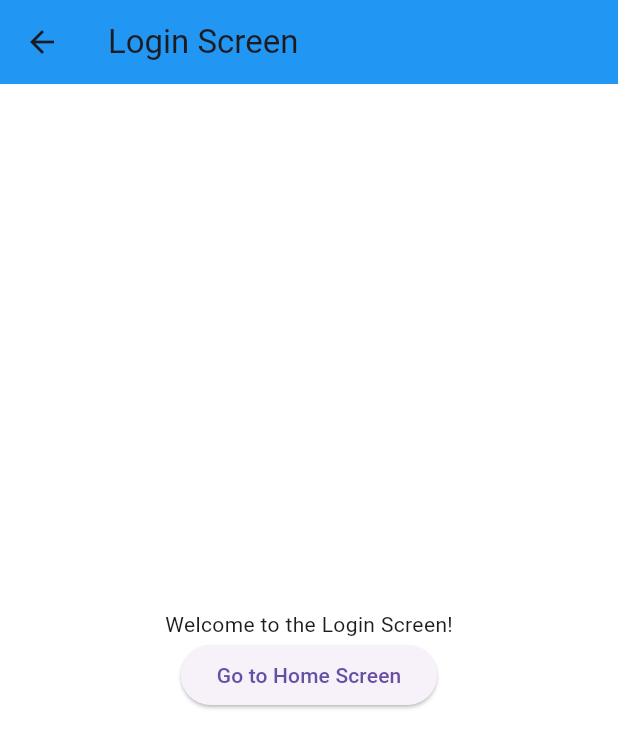
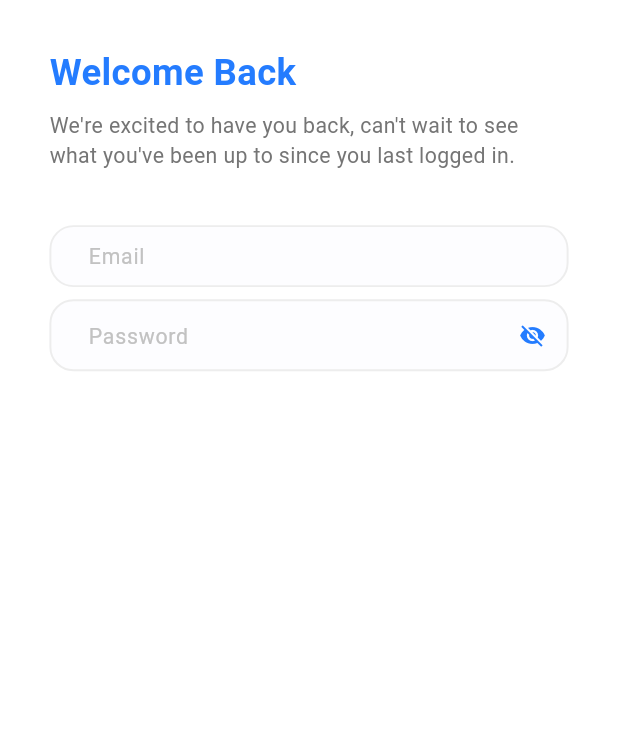
Before and after one commit to AhmedYasserTaha/docdoc_app, a Flutter app: the screen it shows after launch, after a tap on "Get Started", on a phone screen of 412 x 824 dp. Shown: the top 748 px of the screen. Run offline on Flutter 3.47's test engine with Material 3 defaults, Android fonts, the phone set to English and light mode, and no system bars; our stand-ins replace flutter_screenutil, flutter_svg; Roboto replaces fonts that are missing (Poppins).

Commit message:
app text form feild

```diff
--- /dev/null
+++ b/lib/core/helper/spacing.dart
@@ -0,0 +1,5 @@
+import 'package:flutter/material.dart';
+import 'package:flutter_screenutil/flutter_screenutil.dart';
+
+SizedBox verticalSpace(double height) => SizedBox(height: height.h);
+SizedBox horizontalSpace(double width) => SizedBox(height: width.w);
--- a/lib/core/theme/colors.dart
+++ b/lib/core/theme/colors.dart
@@ -2,6 +2,9 @@ import 'dart:ui';
 
 class ColorsManeger {
   static const Color primaryColor = Color(0xFF247cff);
-  static const Color grayColor = Color(0xff757575);
-  static const Color accentColor = Color(0xfff50057);
+  static const Color gray = Color(0xff757575);
+  static const Color lightGrey = Color(0xffC2C2C2);
+  static const Color lighterGrey = Color(0xffededed);
+  static const Color darkBlue = Color(0xff242424);
+  static const Color moreLightGrey = Color(0xffFDFDFF);
 }
--- /dev/null
+++ b/lib/core/theme/font_waight.dart
@@ -0,0 +1,12 @@
+import 'package:flutter/widgets.dart';
+
+class FontWeightHelper {
+  static const FontWeight thin = FontWeight.w100;
+  static const FontWeight extralight = FontWeight.w200;
+  static const FontWeight light = FontWeight.w300;
+  static const FontWeight regular = FontWeight.w400;
+  static const FontWeight medium = FontWeight.w500;
+  static const FontWeight semibold = FontWeight.w600;
+  static const FontWeight bold = FontWeight.w700;
+  static const FontWeight extrabold = FontWeight.w800;
+}
--- a/lib/core/theme/styles.dart
+++ b/lib/core/theme/styles.dart
@@ -1,4 +1,5 @@
 import 'package:doc_doc/core/theme/colors.dart';
+import 'package:doc_doc/core/theme/font_waight.dart';
 import 'package:flutter/material.dart';
 import 'package:flutter_screenutil/flutter_screenutil.dart';
 
@@ -13,11 +14,31 @@ class TextStyles {
     fontWeight: FontWeight.w700,
     color: ColorsManeger.primaryColor,
   );
+  static TextStyle font24BlueBold = TextStyle(
+    fontSize: 24.sp,
+    fontWeight: FontWeightHelper.bold,
+    color: ColorsManeger.primaryColor,
+  );
 
   static TextStyle font13GreyReguler = TextStyle(
     fontSize: 13.sp,
     fontWeight: FontWeight.normal,
-    color: ColorsManeger.grayColor,
+    color: ColorsManeger.gray,
+  );
+  static TextStyle font14GreyReguler = TextStyle(
+    fontSize: 14.sp,
+    fontWeight: FontWeightHelper.regular,
+    color: ColorsManeger.gray,
+  );
+  static TextStyle font14LightGreyReguler = TextStyle(
+    fontSize: 14.sp,
+    fontWeight: FontWeightHelper.regular,
+    color: ColorsManeger.lightGrey,
+  );
+  static TextStyle font14DarkBlueMedium = TextStyle(
+    fontSize: 14.sp,
+    fontWeight: FontWeightHelper.medium,
+    color: ColorsManeger.darkBlue,
   );
   static TextStyle font16SemBold = TextStyle(
     fontSize: 16.sp,
--- /dev/null
+++ b/lib/core/widget/app_text_form_feild.dart
@@ -0,0 +1,68 @@
+import 'package:doc_doc/core/theme/colors.dart';
+import 'package:doc_doc/core/theme/styles.dart';
+import 'package:flutter/material.dart';
+import 'package:flutter_screenutil/flutter_screenutil.dart';
+
+class AppTextFormFeild extends StatelessWidget {
+  const AppTextFormFeild({
+    super.key,
+    this.contentPadding,
+    this.focusedBorder,
+    this.enabledBorder,
+    this.hintStyle,
+    this.inputTextStyle,
+    required this.hintText,
+    this.suffixIcon,
+    this.obscureText,
+    this.fillColor,
+    this.onTap,
+  });
+
+  final EdgeInsetsGeometry? contentPadding;
+  final InputBorder? focusedBorder;
+  final InputBorder? enabledBorder;
+  final TextStyle? hintStyle;
+  final TextStyle? inputTextStyle;
+  final String hintText;
+  final Widget? suffixIcon;
+  final bool? obscureText;
+  final Color? fillColor;
+  final Function()? onTap;
+  @override
+  Widget build(BuildContext context) {
+    return TextFormField(
+      onTap: onTap,
+      decoration: InputDecoration(
+        isDense: true,
+        contentPadding:
+            contentPadding ??
+            EdgeInsets.symmetric(horizontal: 20.w, vertical: 10.h),
+        focusedBorder:
+            focusedBorder ??
+            OutlineInputBorder(
+              borderSide: BorderSide(
+                color: ColorsManeger.primaryColor,
+                width: 1.3,
+              ),
+              borderRadius: BorderRadius.circular(16),
+            ),
+        enabledBorder:
+            enabledBorder ??
+            OutlineInputBorder(
+              borderSide: BorderSide(
+                color: ColorsManeger.lighterGrey,
+                width: 1.3,
+              ),
+              borderRadius: BorderRadius.circular(16),
+            ),
+        hintStyle: hintStyle ?? TextStyles.font14LightGreyReguler,
+        hintText: hintText,
+        suffixIcon: suffixIcon,
+        fillColor: fillColor ?? ColorsManeger.moreLightGrey,
+        filled: true,
+      ),
+      obscureText: obscureText ?? false,
+      style: TextStyles.font14DarkBlueMedium,
+    );
+  }
+}
--- a/lib/featured/onBoarding/widget/doc_image_and_text.dart
+++ b/lib/featured/onBoarding/widget/doc_image_and_text.dart
@@ -16,7 +16,7 @@ class DocImageAndText extends StatelessWidget {
             gradient: LinearGradient(
               colors: [Colors.white, Colors.white.withOpacity(0.0)],
               begin: Alignment.bottomCenter,
-              end: Alignment.topCenter,
+              end: Alignment.center,
             ),
           ),
           child: Image.asset("assets/images/doctor.png"),
--- a/lib/featured/ui/widget/login/login_screen.dart
+++ b/lib/featured/ui/widget/login/login_screen.dart
@@ -1,25 +1,67 @@
+import 'package:doc_doc/core/helper/spacing.dart';
+import 'package:doc_doc/core/theme/colors.dart';
+import 'package:doc_doc/core/theme/styles.dart';
+import 'package:doc_doc/core/widget/app_text_form_feild.dart';
 import 'package:flutter/material.dart';
+import 'package:flutter_screenutil/flutter_screenutil.dart';
 
-class LoginScreen extends StatelessWidget {
+class LoginScreen extends StatefulWidget {
   const LoginScreen({super.key});
+
+  @override
+  State<LoginScreen> createState() => _LoginScreenState();
+}
+
+class _LoginScreenState extends State<LoginScreen> {
+  final formKey = GlobalKey<FormState>();
+  bool isObscureText = true;
 
   @override
   Widget build(BuildContext context) {
     return Scaffold(
-      appBar: AppBar(
-        backgroundColor: Colors.blue,
-        title: const Text('Login Screen'),
-      ),
-      body: Center(
-        child: Column(
-          mainAxisAlignment: MainAxisAlignment.center,
-          children: <Widget>[
-            const Text('Welcome to the Login Screen!'),
-            ElevatedButton(
-              onPressed: () {},
-              child: const Text('Go to Home Screen'),
+      body: SafeArea(
+        child: Padding(
+          padding: EdgeInsets.symmetric(horizontal: 30.w, vertical: 30.h),
+          child: SingleChildScrollView(
+            child: Column(
+              crossAxisAlignment: CrossAxisAlignment.start,
+              children: [
+                Text("Welcome Back", style: TextStyles.font24BlueBold),
+                verticalSpace(8),
+                Text(
+                  "We're excited to have you back, can't wait to see what you've been up to since you last logged in.",
+                  style: TextStyles.font14GreyReguler,
+                ),
+                verticalSpace(36),
+                Form(
+                  key: formKey,
+                  child: Column(
+                    children: [
+                      AppTextFormFeild(hintText: "Email"),
+                      verticalSpace(8),
+                      AppTextFormFeild(
+                        hintText: "Password",
+                        obscureText: isObscureText,
+                        suffixIcon: GestureDetector(
+                          onTap: () {
+                            setState(() {
+                              isObscureText = !isObscureText;
+                            });
+                          },
+                          child: Icon(
+                            isObscureText
+                                ? Icons.visibility_off
+                                : Icons.visibility,
+                            color: ColorsManeger.primaryColor,
+                          ),
+                        ),
+                      ),
+                    ],
+                  ),
+                ),
+              ],
             ),
-          ],
+          ),
         ),
       ),
     );
```
